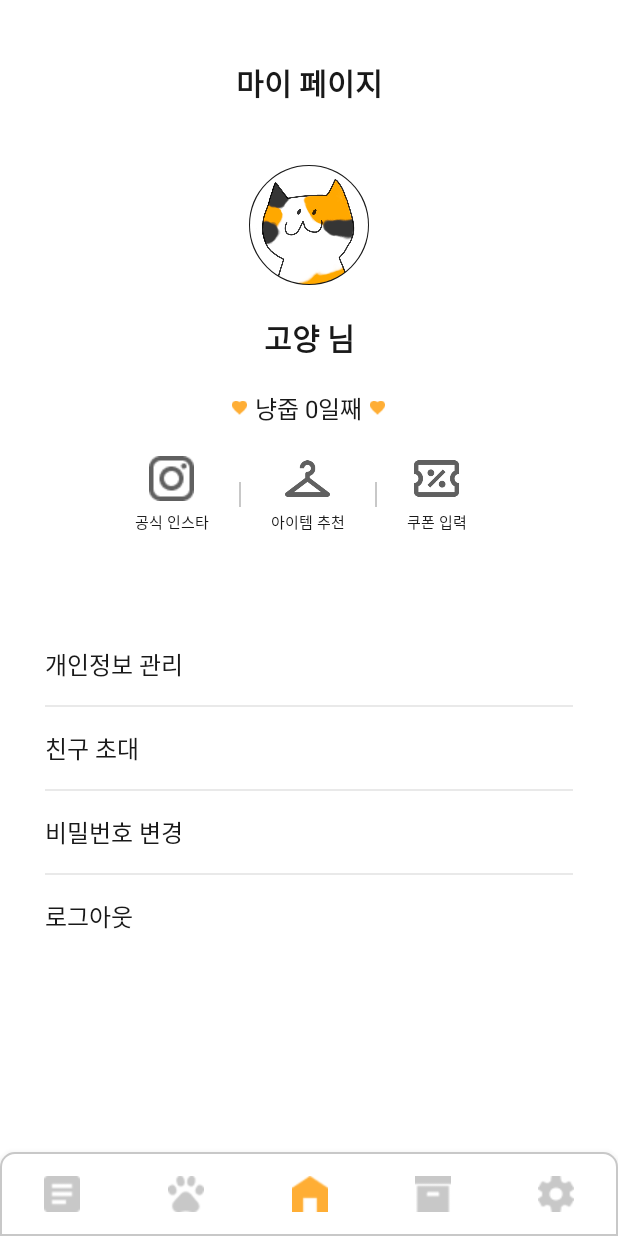
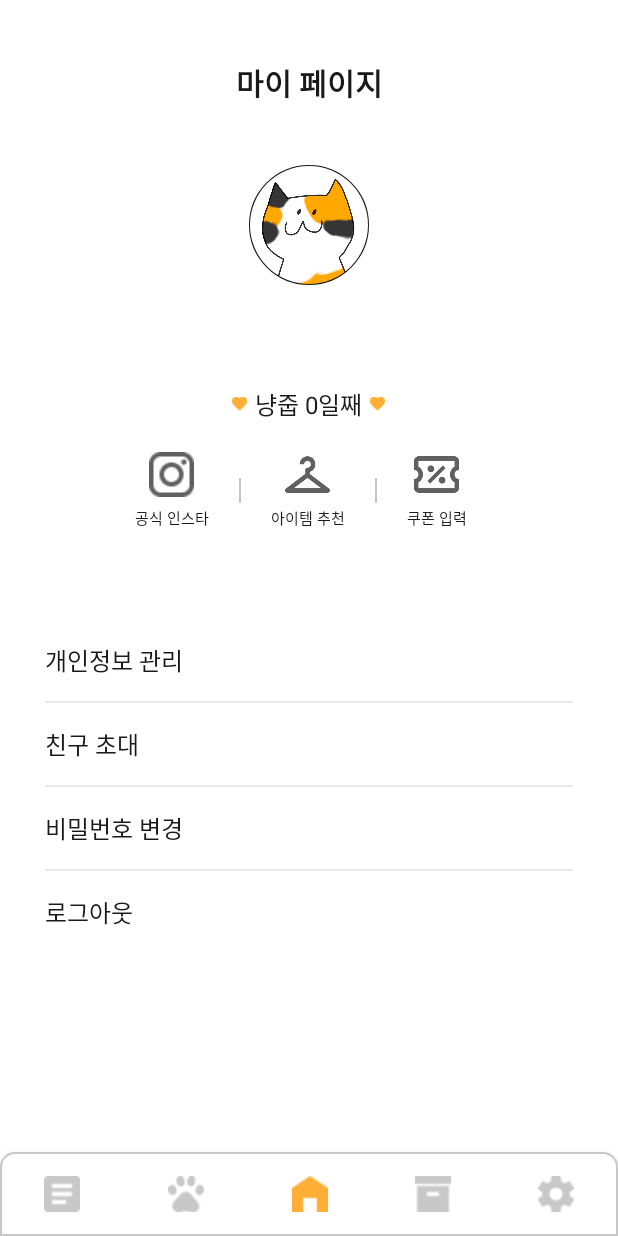
Before and after one commit to kmu-cat/2022-, an Android app: the fragment Setting placed in its activity, on a phone screen of 412 x 824 dp. Run offline under Robolectric (Android 15) with nearby library versions, the phone set to English and light mode, and no system bars; our stand-ins replace CircleImageView, Firebase (no records; nobody signed in at launch, a user with empty details on screens opened directly); 3 statements that could not run were skipped.

Commit message:
[Develop] remove. 설정 페이지 더미 텍스트 삭제
- 설정 페이지에서 사용자의 닉네임, 회원가입부터의 경과일에 대한 더미 데이터 삭제 -> 서버에서 받은 데이터만 사용자에게 제공되도록 수정

```diff
--- a/app/src/main/res/layout/fragment_setting.xml
+++ b/app/src/main/res/layout/fragment_setting.xml
@@ -35,7 +35,7 @@
         android:layout_width="match_parent"
         android:layout_height="wrap_content"
         android:gravity="center"
-        android:text="고양 님"
+        android:text=""
         android:textAlignment="center"
         android:textColor="@color/black"
         android:textSize="20dp"
@@ -58,7 +58,7 @@
             android:layout_width="wrap_content"
             android:layout_height="wrap_content"
             android:gravity="center"
-            android:text="냥줍 100 일 째"
+            android:text="냥줍 일 째"
             android:textAlignment="center"
             android:textColor="@color/black"
             android:textSize="16dp"
```
